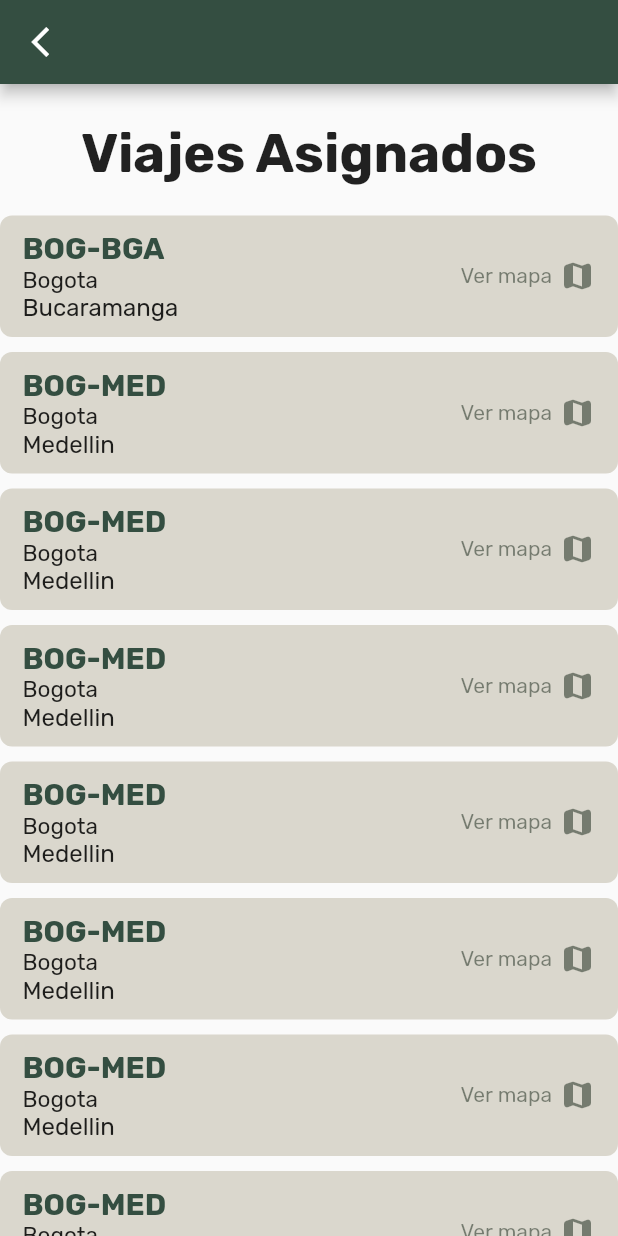
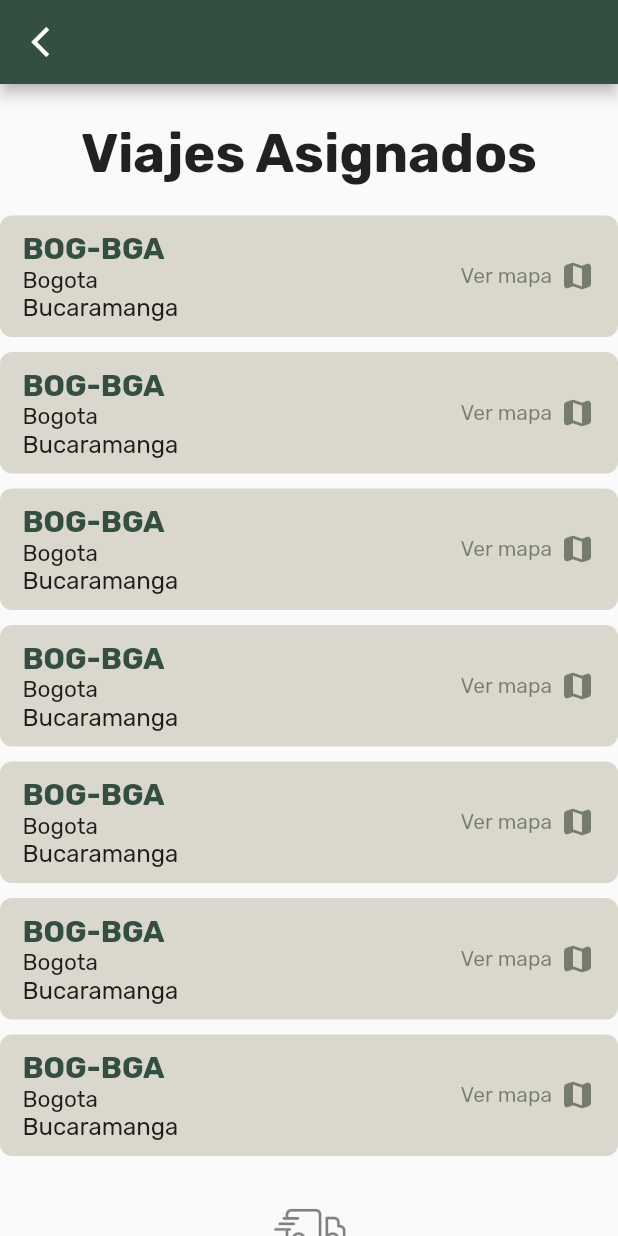
Before and after one commit to crijumubu/MiEnvio, a Flutter app: the ShippingsDriver screen opened by its route, on a phone screen of 412 x 824 dp. Run offline on Flutter 3.47's test engine with Material 2 defaults, Android fonts, the phone set to English and light mode, and no system bars; our stand-ins replace dot_navigation_bar, firebase_core, google_fonts, google_maps_flutter, modal_progress_hud_nsn, qr_flutter and 2 more; missing offline and left inert: mobile_scanner, onboarding; accounts and stored records are empty; network calls fail.

Commit message:
:arrow_double_up:  Actualizacion vista de envios

```diff
--- a/frontend/lib/views/flete_form/flete_form.dart
+++ b/frontend/lib/views/flete_form/flete_form.dart
@@ -107,9 +107,9 @@ class _FleteFormState extends State<FleteForm> {
                                 shadowColor:Color.fromRGBO(224, 224, 224, 1)
                               ),
                               onPressed: (){
-                                widget.callback(origenVal, destinoVal,);
+                                // widget.callback(origenVal, destinoVal,);
                               },
-                              child: Text("Registrar Envio", style: GoogleFonts.rubik(color: Colors.white, fontSize: 18, fontWeight:    FontWeight.w500 ),
+                              child: Text("Calcular flete", style: GoogleFonts.rubik(color: Colors.white, fontSize: 18, fontWeight:    FontWeight.w500 ),
                               )
                             ),
                           ),
--- a/frontend/lib/views/home_supervisor/widgets/navigator_home.dart
+++ b/frontend/lib/views/home_supervisor/widgets/navigator_home.dart
@@ -115,7 +115,7 @@ class NavigatorHome extends StatelessWidget {
             // print(snapshot.data);
             if(snapshot.hasData){
               // print(snapshot.data[0]["nombre"]);
-              List<Shipping> enviosActivos = (snapshot.data as List<dynamic>).map((e) => Shipping(nombre: e["nombre"], idViaje: e["idViaje"], idUsuario: e["idUsuario"], idFlete: e["idFlete"], origen: e["origen"], destino: e["destino"], estado: e["estado"], idConductor: e["idConductor"])).toList();
+              List<Shipping> enviosActivos = (snapshot.data as List<dynamic>).map((e) => Shipping(nombre: e["nombre"], idViaje: e["idViaje"], idUsuario: e["idUsuario"], origen: e["origen"], destino: e["destino"], estado: e["estado"], idConductor: e["idConductor"], direccion: e["direccion"])).toList();
 
               if(enviosActivos.isEmpty){
                 children = [
--- a/frontend/lib/views/shippings_driver/shippings_driver.dart
+++ b/frontend/lib/views/shippings_driver/shippings_driver.dart
@@ -9,23 +9,24 @@ class Shipping{
   String nombre;
   int idViaje;
   int idUsuario;
-  int idFlete;
+  // int idFlete;
   String origen;
   String destino;
   int estado;
   int idConductor;
+  String direccion;
 
-  Shipping({required this.nombre, required this.idViaje, required this.idUsuario, required this.idFlete, required this.origen, required this.destino, required this.estado, required this.idConductor});
+
+  Shipping({required this.nombre, required this.idViaje, required this.idUsuario,required this.origen, required this.destino, required this.estado, required this.idConductor, required this.direccion});
 }
 
-List<Shipping> envios = [Shipping(nombre: "BOG-BGA", destino: "Bucaramanga", origen: "Bogota", estado: 1, idFlete: 2, idConductor: 3, idUsuario: 1, idViaje: 1,),
-Shipping(nombre: "BOG-MED", destino: "Medellin", origen: "Bogota", estado: 1, idFlete: 2, idConductor: 3, idUsuario: 1, idViaje: 1,),
-Shipping(nombre: "BOG-MED", destino: "Medellin", origen: "Bogota", estado: 1, idFlete: 2, idConductor: 3, idUsuario: 1, idViaje: 1,),
-Shipping(nombre: "BOG-MED", destino: "Medellin", origen: "Bogota", estado: 1, idFlete: 2, idConductor: 3, idUsuario: 1, idViaje: 1,),
-Shipping(nombre: "BOG-MED", destino: "Medellin", origen: "Bogota", estado: 1, idFlete: 2, idConductor: 3, idUsuario: 1, idViaje: 1,),
-Shipping(nombre: "BOG-MED", destino: "Medellin", origen: "Bogota", estado: 1, idFlete: 2, idConductor: 3, idUsuario: 1, idViaje: 1,),
-Shipping(nombre: "BOG-MED", destino: "Medellin", origen: "Bogota", estado: 1, idFlete: 2, idConductor: 3, idUsuario: 1, idViaje: 1,),
-Shipping(nombre: "BOG-MED", destino: "Medellin", origen: "Bogota", estado: 1, idFlete: 2, idConductor: 3, idUsuario: 1, idViaje: 1,),
+List<Shipping> envios = [Shipping(nombre: "BOG-BGA", destino: "Bucaramanga", origen: "Bogota", estado: 1, idConductor: 3, idUsuario: 1, idViaje: 1, direccion: 'Calle',),
+Shipping(nombre: "BOG-BGA", destino: "Bucaramanga", origen: "Bogota", estado: 1, idConductor: 3, idUsuario: 1, idViaje: 1, direccion: 'Calle',),
+Shipping(nombre: "BOG-BGA", destino: "Bucaramanga", origen: "Bogota", estado: 1, idConductor: 3, idUsuario: 1, idViaje: 1, direccion: 'Calle',),
+Shipping(nombre: "BOG-BGA", destino: "Bucaramanga", origen: "Bogota", estado: 1, idConductor: 3, idUsuario: 1, idViaje: 1, direccion: 'Calle',),
+Shipping(nombre: "BOG-BGA", destino: "Bucaramanga", origen: "Bogota", estado: 1, idConductor: 3, idUsuario: 1, idViaje: 1, direccion: 'Calle',),
+Shipping(nombre: "BOG-BGA", destino: "Bucaramanga", origen: "Bogota", estado: 1, idConductor: 3, idUsuario: 1, idViaje: 1, direccion: 'Calle',),
+Shipping(nombre: "BOG-BGA", destino: "Bucaramanga", origen: "Bogota", estado: 1, idConductor: 3, idUsuario: 1, idViaje: 1, direccion: 'Calle',),
 
 ];
 
```
Also changed, not shown: frontend/lib/views/home_supervisor/home_supervisor.dart (+17 -13 lines).
